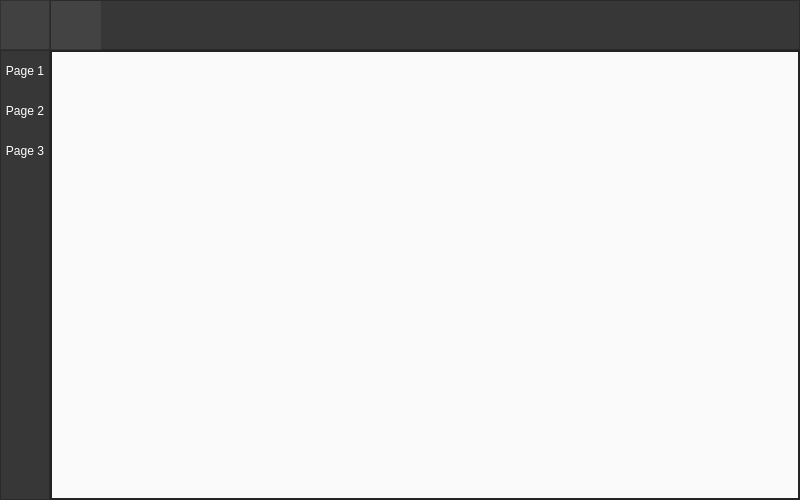
GorgeousOne/TaskManagementApp, file uis/res/ui_main.ui: the form before one commit.
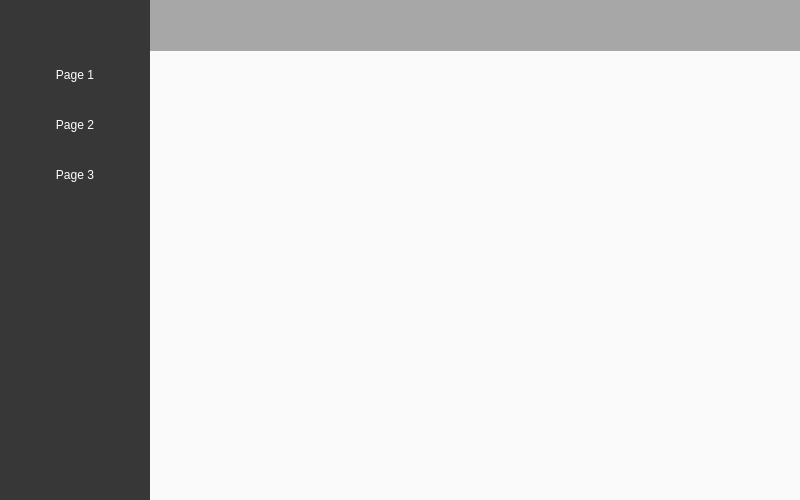
The form after the commit. Icons and pictures are not drawn.

What changed in the file:
```diff
--- a/uis/res/ui_main.ui
+++ b/uis/res/ui_main.ui
@@ -30,40 +30,17 @@
 font: 25 12pt &quot;Segoe UI Light&quot;;</string>
   </property>
   <widget class="QWidget" name="centralwidget">
-   <layout class="QVBoxLayout" name="verticalLayout">
-    <property name="spacing">
-     <number>0</number>
-    </property>
-    <property name="leftMargin">
-     <number>0</number>
-    </property>
-    <property name="topMargin">
-     <number>0</number>
-    </property>
-    <property name="rightMargin">
-     <number>0</number>
-    </property>
-    <property name="bottomMargin">
-     <number>0</number>
-    </property>
-    <item>
-     <widget class="QFrame" name="top_bar_frame">
-      <property name="maximumSize">
-       <size>
-        <width>16777215</width>
-        <height>50</height>
-       </size>
-      </property>
       <property name="styleSheet">
-       <string notr="true">background-color: rgb(55, 55, 55);</string>
-      </property>
-      <property name="frameShape">
-       <enum>QFrame::NoFrame</enum>
-      </property>
-      <property name="frameShadow">
-       <enum>QFrame::Raised</enum>
-      </property>
-      <layout class="QHBoxLayout" name="horizontalLayout">
+    <string notr="true">.QPushButton {
+	color: white;
+	background-color: rgba(0, 0, 0, 0);
+	border: none;
+}
+.QPushButton:hover:!pressed {
+	background-color: rgba(0, 0, 0, 50);
+}</string>
+   </property>
+   <layout class="QHBoxLayout" name="verticalLayout">
        <property name="spacing">
         <number>0</number>
        </property>
@@ -80,29 +57,49 @@
         <number>0</number>
        </property>
        <item>
-        <widget class="QFrame" name="toggle_menu_frame">
+     <widget class="QFrame" name="sidebar_frame">
          <property name="minimumSize">
           <size>
-           <width>50</width>
-           <height>50</height>
+        <width>150</width>
+        <height>0</height>
           </size>
          </property>
          <property name="maximumSize">
           <size>
            <width>50</width>
-           <height>50</height>
+        <height>16777215</height>
           </size>
          </property>
          <property name="styleSheet">
-          <string notr="true">background-color: rgb(65, 65, 65);</string>
+       <string notr="true">QFrame {
+	background-color: rgb(55, 55, 55);
+}</string>
+      </property>
+      <layout class="QVBoxLayout" name="verticalLayout_3">
+       <property name="leftMargin">
+        <number>0</number>
+       </property>
+       <property name="topMargin">
+        <number>0</number>
+       </property>
+       <property name="rightMargin">
+        <number>0</number>
+       </property>
+       <property name="bottomMargin">
+        <number>0</number>
+       </property>
+       <item alignment="Qt::AlignTop">
+        <widget class="QFrame" name="sidebar_btn_frame">
+         <property name="styleSheet">
+          <string notr="true"/>
          </property>
          <property name="frameShape">
-          <enum>QFrame::StyledPanel</enum>
+          <enum>QFrame::NoFrame</enum>
          </property>
          <property name="frameShadow">
           <enum>QFrame::Raised</enum>
          </property>
-         <layout class="QVBoxLayout" name="verticalLayout_2">
+         <layout class="QVBoxLayout" name="verticalLayout_4">
           <property name="spacing">
            <number>0</number>
           </property>
@@ -121,32 +118,19 @@
           <item>
            <widget class="QPushButton" name="toggle_menu_btn">
             <property name="sizePolicy">
-             <sizepolicy hsizetype="Expanding" vsizetype="Expanding">
+             <sizepolicy hsizetype="Preferred" vsizetype="Fixed">
               <horstretch>0</horstretch>
               <verstretch>0</verstretch>
              </sizepolicy>
             </property>
             <property name="minimumSize">
              <size>
-              <width>0</width>
-              <height>0</height>
-             </size>
-            </property>
-            <property name="maximumSize">
-             <size>
               <width>50</width>
               <height>50</height>
              </size>
             </property>
             <property name="styleSheet">
-             <string notr="true">QPushButton {
-	border: 0px solid;
-	background-image: url(:/images/icons/burger.png);
-}
-
-QPushButton:hover:!pressed {
-	background-color: rgba(255, 255, 255, 15);
-}
+             <string notr="true">background-image: url(:/images/icons/burger.png);
 </string>
             </property>
             <property name="text">
@@ -160,28 +144,103 @@
             </property>
            </widget>
           </item>
+          <item>
+           <widget class="QPushButton" name="page1_btn">
+            <property name="minimumSize">
+             <size>
+              <width>50</width>
+              <height>50</height>
+             </size>
+            </property>
+            <property name="text">
+             <string>Page 1</string>
+            </property>
+           </widget>
+          </item>
+          <item>
+           <widget class="QPushButton" name="page2_btn">
+            <property name="minimumSize">
+             <size>
+              <width>50</width>
+              <height>50</height>
+             </size>
+            </property>
+            <property name="text">
+             <string>Page 2</string>
+            </property>
+           </widget>
+          </item>
+          <item>
+           <widget class="QPushButton" name="page3_btn">
+            <property name="minimumSize">
+             <size>
+              <width>50</width>
+              <height>50</height>
+             </size>
+            </property>
+            <property name="text">
+             <string>Page 3</string>
+            </property>
+           </widget>
+          </item>
          </layout>
         </widget>
        </item>
+      </layout>
+     </widget>
+    </item>
        <item>
-        <widget class="QFrame" name="top_btn_frame">
+     <widget class="QFrame" name="content">
          <property name="styleSheet">
-          <string notr="true">.QPushButton {
-	border: 0px solid;
-	background-color: rgba(255, 255, 255, 15);
-}
-
-.QPushButton:hover:!pressed {
-	background-color: rgba(255, 255, 255, 30);
+       <string notr="true">QFrame{
+	background-color: rgb(167, 167, 167);
 }</string>
          </property>
          <property name="frameShape">
-          <enum>QFrame::StyledPanel</enum>
+       <enum>QFrame::NoFrame</enum>
          </property>
          <property name="frameShadow">
           <enum>QFrame::Raised</enum>
          </property>
-         <layout class="QHBoxLayout" name="horizontalLayout_3">
+      <layout class="QVBoxLayout" name="verticalLayout_2">
+       <property name="spacing">
+        <number>1</number>
+       </property>
+       <property name="leftMargin">
+        <number>0</number>
+       </property>
+       <property name="topMargin">
+        <number>0</number>
+       </property>
+       <property name="rightMargin">
+        <number>0</number>
+       </property>
+       <property name="bottomMargin">
+        <number>0</number>
+       </property>
+       <item>
+        <widget class="QFrame" name="top_bar_frame">
+         <property name="maximumSize">
+          <size>
+           <width>16777215</width>
+           <height>50</height>
+          </size>
+         </property>
+         <property name="styleSheet">
+          <string notr="true">QFrame {
+	background-color: rgb(140, 187, 255);
+	background-image: url(./uis/res/icons/banner.png);
+	/*background-image: url(:/banner/icons/banner.png);*/
+}
+background-image: url(:/banner/icons/banner.png);</string>
+         </property>
+         <property name="frameShape">
+          <enum>QFrame::NoFrame</enum>
+         </property>
+         <property name="frameShadow">
+          <enum>QFrame::Raised</enum>
+         </property>
+         <layout class="QHBoxLayout" name="horizontalLayout">
           <property name="spacing">
            <number>0</number>
           </property>
@@ -232,7 +291,7 @@
             </property>
             <property name="sizeHint" stdset="0">
              <size>
-              <width>834</width>
+              <width>40</width>
               <height>20</height>
              </size>
             </property>
@@ -241,190 +300,17 @@
          </layout>
         </widget>
        </item>
-      </layout>
-     </widget>
-    </item>
-    <item>
-     <widget class="QFrame" name="content">
-      <property name="frameShape">
-       <enum>QFrame::NoFrame</enum>
-      </property>
-      <property name="frameShadow">
-       <enum>QFrame::Raised</enum>
-      </property>
-      <layout class="QHBoxLayout" name="horizontalLayout_2">
-       <property name="spacing">
-        <number>0</number>
-       </property>
-       <property name="leftMargin">
-        <number>0</number>
-       </property>
-       <property name="topMargin">
-        <number>0</number>
-       </property>
-       <property name="rightMargin">
-        <number>0</number>
-       </property>
-       <property name="bottomMargin">
-        <number>0</number>
-       </property>
-       <item>
-        <widget class="QFrame" name="sidebar_frame">
-         <property name="minimumSize">
-          <size>
-           <width>50</width>
-           <height>0</height>
-          </size>
-         </property>
-         <property name="maximumSize">
-          <size>
-           <width>50</width>
-           <height>16777215</height>
-          </size>
-         </property>
-         <property name="styleSheet">
-          <string notr="true">QFrame {
-	background-color: rgb(55, 55, 55);
-}
-
-.QPushButton {
-	color: rgb(255, 255, 255);
-	background-color: rgba(0 ,0 , 0, 0);
-	border: none;
-}
-
-.QPushButton:hover:!pressed {
-	background-color: rgba(255, 255 ,255, 20);
-}</string>
-         </property>
-         <property name="frameShape">
-          <enum>QFrame::StyledPanel</enum>
-         </property>
-         <property name="frameShadow">
-          <enum>QFrame::Raised</enum>
-         </property>
-         <layout class="QVBoxLayout" name="verticalLayout_3">
-          <property name="leftMargin">
-           <number>0</number>
-          </property>
-          <property name="topMargin">
-           <number>0</number>
-          </property>
-          <property name="rightMargin">
-           <number>0</number>
-          </property>
-          <property name="bottomMargin">
-           <number>0</number>
-          </property>
-          <item alignment="Qt::AlignTop">
-           <widget class="QFrame" name="sidebar_btn_frame">
-            <property name="styleSheet">
-             <string notr="true">.QPushButton {
-	color: white;
-	background-color: rgba(0, 0, 0, 0);
-	border: none;
-}
-.QPushButton:hover:!pressed {
-	background-color: rgba(0, 0, 0, 15);
-}</string>
-            </property>
-            <property name="frameShape">
-             <enum>QFrame::NoFrame</enum>
-            </property>
-            <property name="frameShadow">
-             <enum>QFrame::Raised</enum>
-            </property>
-            <layout class="QVBoxLayout" name="verticalLayout_4">
-             <property name="spacing">
-              <number>0</number>
-             </property>
-             <property name="leftMargin">
-              <number>0</number>
-             </property>
-             <property name="topMargin">
-              <number>0</number>
-             </property>
-             <property name="rightMargin">
-              <number>0</number>
-             </property>
-             <property name="bottomMargin">
-              <number>0</number>
-             </property>
-             <item>
-              <widget class="QPushButton" name="page1_btn">
-               <property name="minimumSize">
-                <size>
-                 <width>0</width>
-                 <height>40</height>
-                </size>
-               </property>
-               <property name="text">
-                <string>Page 1</string>
-               </property>
-              </widget>
-             </item>
-             <item>
-              <widget class="QPushButton" name="page2_btn">
-               <property name="minimumSize">
-                <size>
-                 <width>0</width>
-                 <height>40</height>
-                </size>
-               </property>
-               <property name="text">
-                <string>Page 2</string>
-               </property>
-              </widget>
-             </item>
-             <item>
-              <widget class="QPushButton" name="page3_btn">
-               <property name="minimumSize">
-                <size>
-                 <width>0</width>
-                 <height>40</height>
-                </size>
-               </property>
-               <property name="text">
-                <string>Page 3</string>
-               </property>
-              </widget>
-             </item>
-            </layout>
-           </widget>
-          </item>
-         </layout>
-        </widget>
-       </item>
-       <item>
-        <widget class="QFrame" name="page_frame">
-         <property name="frameShape">
-          <enum>QFrame::StyledPanel</enum>
-         </property>
-         <property name="frameShadow">
-          <enum>QFrame::Raised</enum>
-         </property>
-         <layout class="QVBoxLayout" name="verticalLayout_5">
-          <property name="spacing">
-           <number>0</number>
-          </property>
-          <property name="leftMargin">
-           <number>0</number>
-          </property>
-          <property name="topMargin">
-           <number>0</number>
-          </property>
-          <property name="rightMargin">
-           <number>0</number>
-          </property>
-          <property name="bottomMargin">
-           <number>0</number>
-          </property>
           <item>
            <widget class="QStackedWidget" name="page_stack">
             <property name="currentIndex">
              <number>0</number>
             </property>
             <widget class="QWidget" name="page1_widget">
+          <property name="styleSheet">
+           <string notr="true">QStackedWidget {
+	border: 0px solid;
+}</string>
+          </property>
              <layout class="QVBoxLayout" name="verticalLayout_7">
               <property name="leftMargin">
                <number>0</number>
@@ -440,6 +326,11 @@
               </property>
               <item>
                <widget class="QScrollArea" name="timeline_scroll">
+             <property name="styleSheet">
+              <string notr="true">QScrollArea {
+	border: 0px solid;
+}</string>
+             </property>
                 <property name="widgetResizable">
                  <bool>true</bool>
                 </property>
@@ -448,8 +339,8 @@
                   <rect>
                    <x>0</x>
                    <y>0</y>
-                   <width>746</width>
-                   <height>446</height>
+                <width>650</width>
+                <height>449</height>
                   </rect>
                  </property>
                  <property name="styleSheet">
@@ -539,9 +430,6 @@
        </item>
       </layout>
      </widget>
-    </item>
-   </layout>
-  </widget>
  </widget>
  <resources>
   <include location="icon_resouce.qrc"/>
```
Left out of the diff: 6 changed lines with no effect on the pictures. Lines whose indentation alone changed are shown as unchanged.
